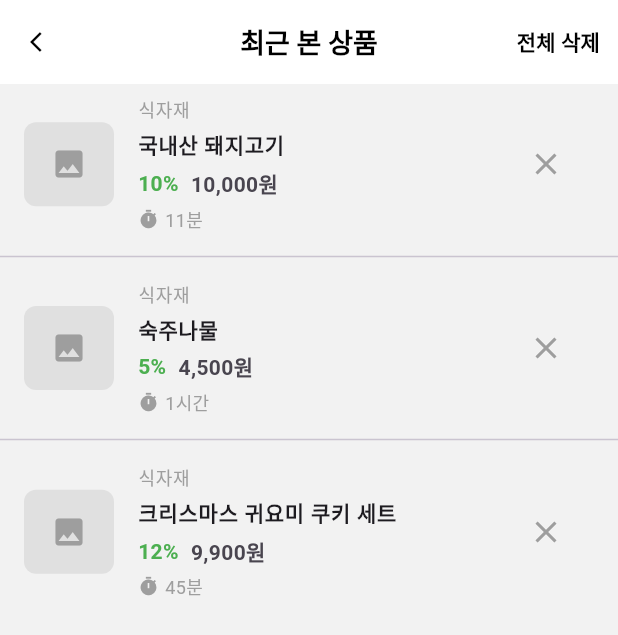
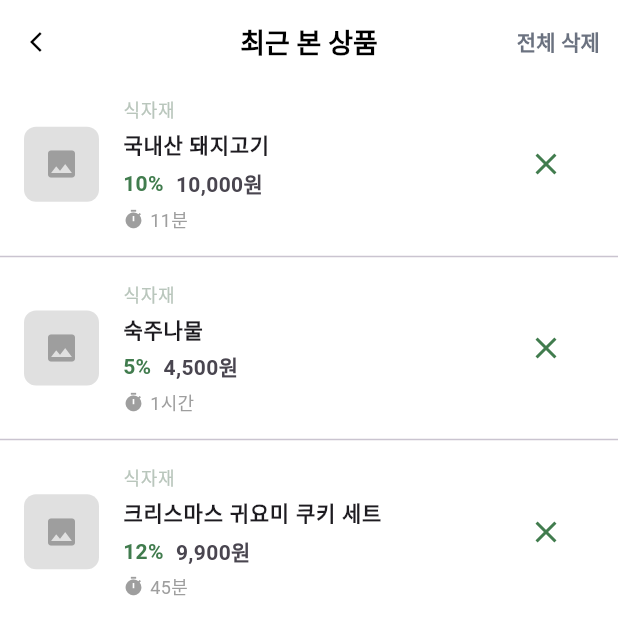
Before and after one commit to LastNyam/last_nyam_fe, a Flutter app: the RecentViewedProductsScreen screen opened directly, on a phone screen of 412 x 824 dp. Shown: the top 635 px of the screen. Run offline on Flutter 3.47's test engine with Material 3 defaults, Android fonts, the phone set to English and light mode, and no system bars; Roboto replaces fonts that are missing (nanumBarunGothic).

Commit message:
feat: 스타일 개선
- 사진을 보여주는 UI 정사각형이 되도록 개선
- 전체 삭제 Text 색상 grey[500]으로 적용
- 삭제 아이콘 색상을 Colors.green에서 defaultColors['green']으로 적용

```diff
--- a/lib/screen/recent_viewed_products_screen.dart
+++ b/lib/screen/recent_viewed_products_screen.dart
@@ -1,4 +1,5 @@
 import 'package:flutter/material.dart';
+import 'package:last_nyam/const/colors.dart';
 
 class RecentViewedProductsScreen extends StatefulWidget {
   @override
@@ -73,12 +74,14 @@ class _RecentViewedProductsScreenState
             onPressed: _clearAll,
             child: Text(
               "전체 삭제",
-              style: TextStyle(color: Colors.black, fontWeight: FontWeight.bold),
+              style: TextStyle(color: grey[500], fontWeight: FontWeight.bold),
             ),
           ),
         ],
       ),
-      body: recentProducts.isEmpty
+      body: Container(
+        color: Colors.white,
+        child: recentProducts.isEmpty
             ? Center(
                 child: Text(
                   "최근 본 상품이 없습니다.",
@@ -92,8 +95,8 @@ class _RecentViewedProductsScreenState
                   final product = recentProducts[index];
                   return ListTile(
                     leading: Container(
-              width: 60,
-              height: 60,
+                      width: 50,
+                      height: 50,
                       decoration: BoxDecoration(
                         color: Colors.grey[300],
                         borderRadius: BorderRadius.circular(8),
@@ -109,7 +112,7 @@ class _RecentViewedProductsScreenState
                           "식자재",
                           style: TextStyle(
                             fontSize: 12,
-                    color: Colors.grey,
+                            color: defaultColors['lightGreen'],
                             fontWeight: FontWeight.w400,
                           ),
                         ),
@@ -134,7 +137,7 @@ class _RecentViewedProductsScreenState
                               style: TextStyle(
                                 fontSize: 14,
                                 fontWeight: FontWeight.bold,
-                        color: Colors.green,
+                                color: defaultColors['green'],
                               ),
                             ),
                             SizedBox(width: 8),
@@ -154,19 +157,21 @@ class _RecentViewedProductsScreenState
                             SizedBox(width: 4),
                             Text(
                               product['time'],
-                      style: TextStyle(fontSize: 12, color: Colors.grey),
+                              style:
+                                  TextStyle(fontSize: 12, color: Colors.grey),
                             ),
                           ],
                         ),
                       ],
                     ),
                     trailing: IconButton(
-              icon: Icon(Icons.close, color: Colors.grey),
+                      icon: Icon(Icons.close, color: defaultColors['green']),
                       onPressed: () => _removeProduct(index),
                     ),
                   );
                 },
               ),
+      ),
     );
   }
 }
```
Lines whose indentation alone changed are shown as unchanged.
